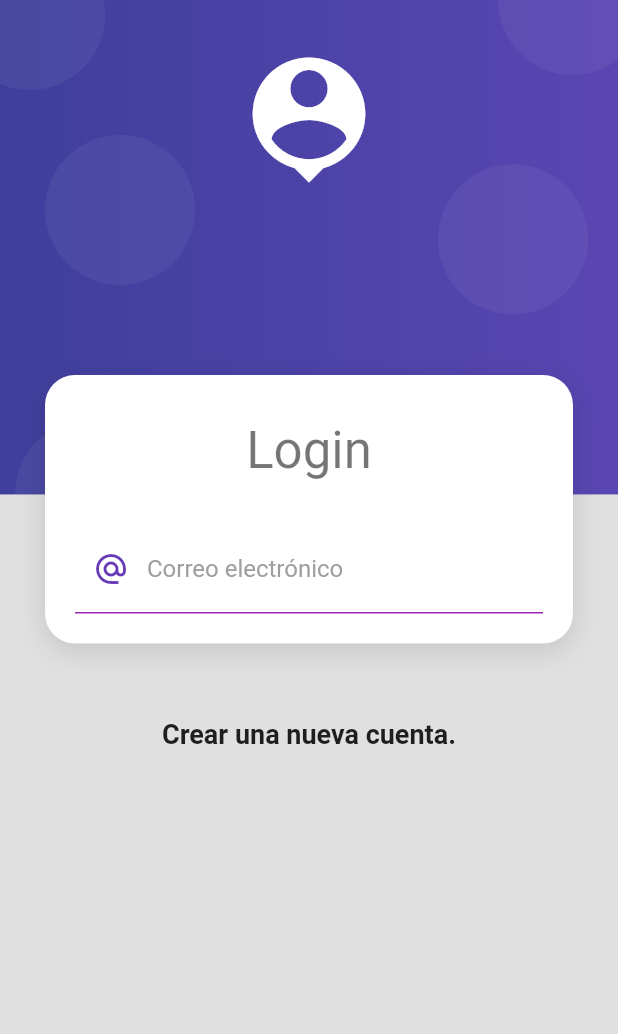
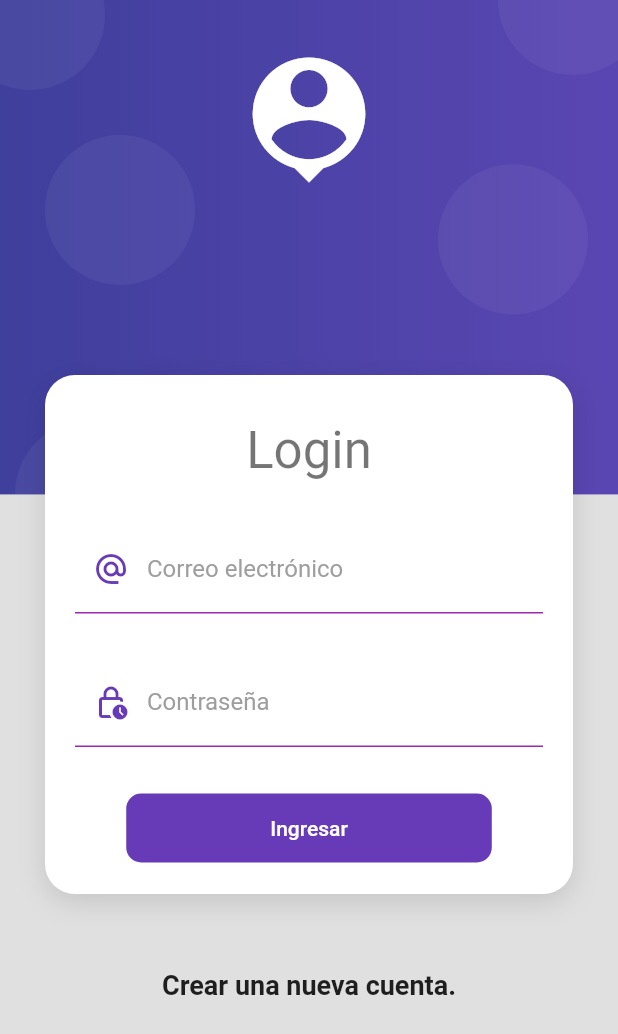
Before and after one commit to e-estrada/productos_app, a Flutter app: the screen it shows after launch, on a phone screen of 412 x 824 dp. Shown: the top 1034 px of the screen. Run offline on Flutter 3.47's test engine with Material 2 defaults, Android fonts, the phone set to English and light mode, and no system bars.

Commit message:
Reutilizar estilos de inputs

```diff
--- a/lib/screens/login_screen.dart
+++ b/lib/screens/login_screen.dart
@@ -1,4 +1,5 @@
 import 'package:flutter/material.dart';
+import 'package:productos_app/ui/input_decorations.dart';
 import 'package:productos_app/widgets/widgets.dart';
 
 class LoginScreen extends StatelessWidget {
@@ -28,7 +29,8 @@ class LoginScreen extends StatelessWidget {
               ),
 
               const SizedBox(height: 50),
-              const Text('Crear una nueva cuenta.', style: TextStyle(fontSize: 18, fontWeight: FontWeight.bold),)
+              const Text('Crear una nueva cuenta.', style: TextStyle(fontSize: 18, fontWeight: FontWeight.bold)),
+              const SizedBox(height: 50),
 
             ],
           )
@@ -48,26 +50,36 @@ class _LoginForm extends StatelessWidget {
             TextFormField(
               autocorrect: false,
               keyboardType: TextInputType.emailAddress,
-              decoration: const InputDecoration(
-                enabledBorder: UnderlineInputBorder(
-                  borderSide: BorderSide(
-                    color: Colors.purple
-                  ),
-                ),
-                focusedBorder: UnderlineInputBorder(
-                  borderSide: BorderSide(
-                    color: Colors.deepPurple,
-                    width: 2
-                  )
-                ),
-                hintText: 'correo@example.com',
-                labelText: 'Correo electrónico',
-                labelStyle: TextStyle(
-                  color: Colors.grey
-                ),
-                prefixIcon: Icon(Icons.alternate_email_sharp, color: Colors.deepPurple,)
+              decoration: InputDecorations.authInputDecoration(hintText: 'email@example.com', labelText: 'Correo electrónico', prefixIcon: Icons.alternate_email_sharp),
+            ),
+
+            const SizedBox(height: 30),
+
+            TextFormField(
+              autocorrect: false,
+              obscureText: true,
+              decoration: InputDecorations.authInputDecoration(hintText: '****', labelText: 'Contraseña', prefixIcon: Icons.lock_clock_outlined),
+            ),
+
+            const SizedBox(height: 30),
+
+            MaterialButton(
+              shape: RoundedRectangleBorder(
+                borderRadius: BorderRadius.circular(10),
               ),
+              disabledColor: Colors.grey,
+              elevation: 0,
+              color: Colors.deepPurple,
+              child: Container(
+                padding: const EdgeInsets.symmetric(horizontal: 80, vertical: 15),
+                child: const Text('Ingresar', style: TextStyle(color: Colors.white)),
+              ),
+              onPressed: () {
+
+              },
             )
+
+
           ],
         )
       ),
--- /dev/null
+++ b/lib/ui/input_decorations.dart
@@ -0,0 +1,21 @@
+import 'package:flutter/material.dart';
+
+class InputDecorations {
+
+  static InputDecoration authInputDecoration({
+    required String hintText,
+    required String labelText,
+    IconData? prefixIcon
+  }) {
+    return InputDecoration(
+        enabledBorder: const UnderlineInputBorder(
+          borderSide: BorderSide(color: Colors.purple),
+        ),
+        focusedBorder: const UnderlineInputBorder(borderSide: BorderSide(color: Colors.deepPurple, width: 2)),
+        hintText: hintText,
+        labelText: labelText,
+        labelStyle: const TextStyle(color: Colors.grey),
+        prefixIcon: prefixIcon != null ? Icon(prefixIcon, color: Colors.deepPurple) : null
+      );
+  }
+}
```
